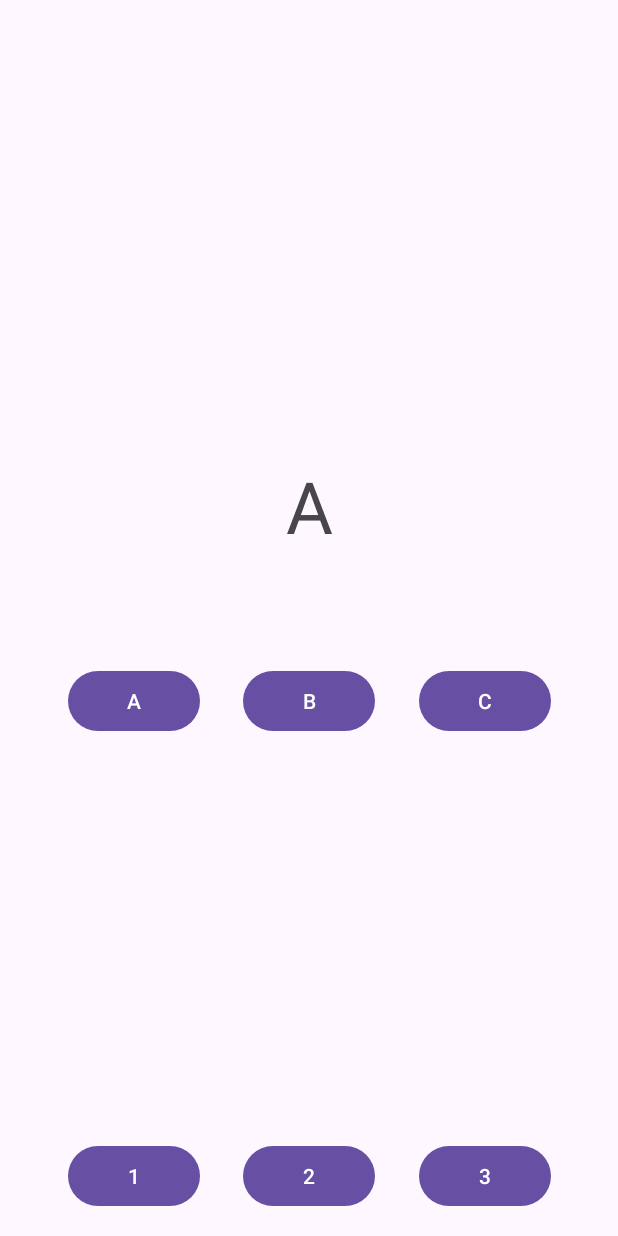
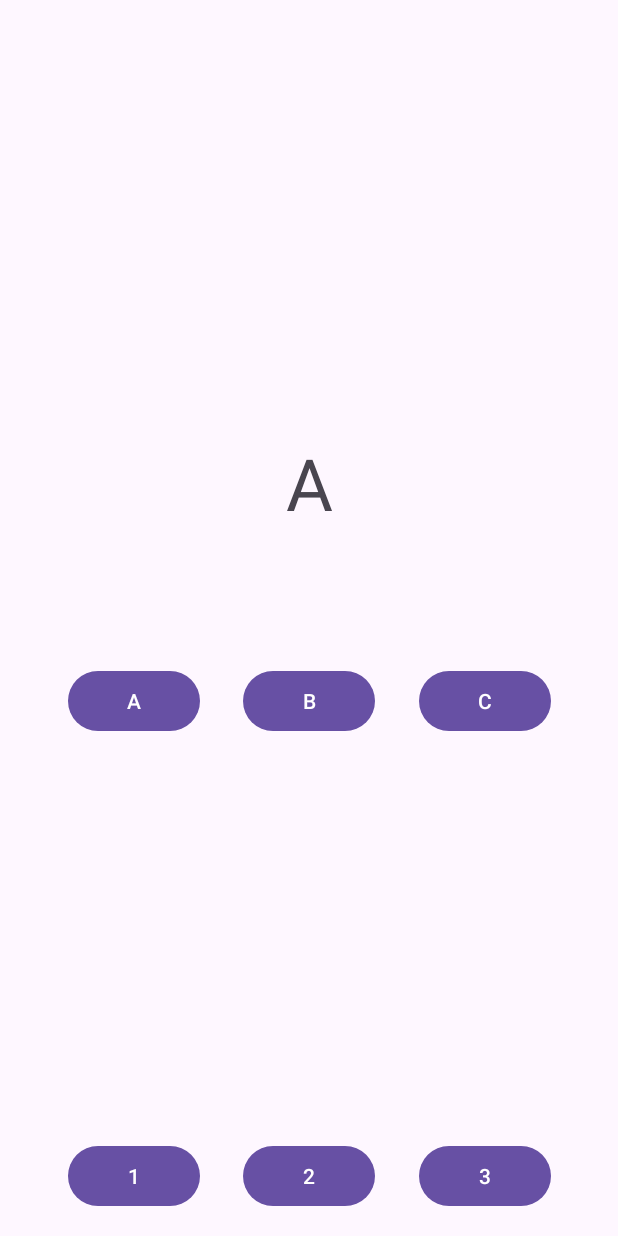
Before and after one commit to aleskeypankratov/ThreeNumberLetterApplication, an Android app: the screen it shows after launch (MainActivity), after a tap on an icon or button, on a phone screen of 412 x 824 dp. Run offline under Robolectric (Android 15) with nearby library versions, the phone set to English and light mode, and no system bars.

Commit message:
refactor: some changes

```diff
--- a/app/src/main/res/layout/fragment_main.xml
+++ b/app/src/main/res/layout/fragment_main.xml
@@ -85,7 +85,7 @@
     <FrameLayout
         android:id="@+id/fragmentLetter"
         android:layout_width="wrap_content"
-        android:layout_height="150sp"
+        android:layout_height="180sp"
         app:layout_constraintBottom_toTopOf="@+id/guideline2"
         app:layout_constraintEnd_toEndOf="@+id/buttonC"
         app:layout_constraintStart_toStartOf="@+id/buttonA">
```
